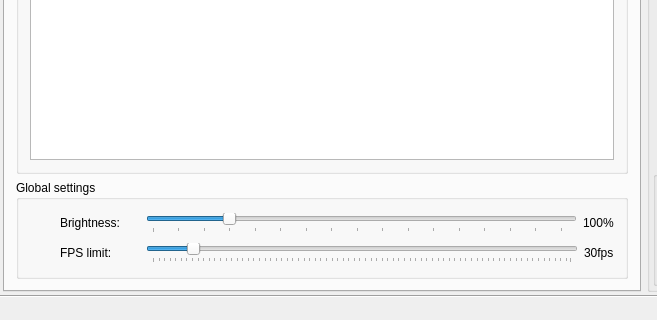
Before: the Qt Designer form mainwindow.ui in dev-0x7C6/led-frame, drawn with Qt 5; both pictures show x 0 to 657 and y 256 to 576 of the 1162 by 576 pixel window.
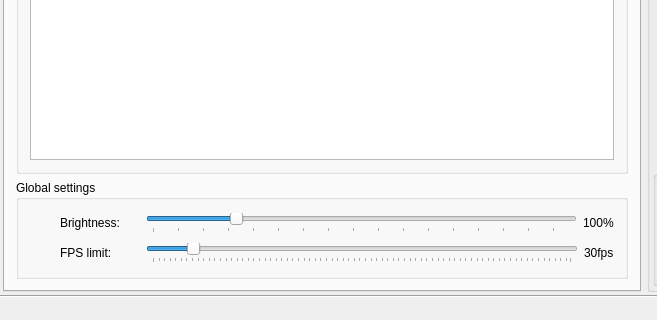
After: the same form once the commit is applied. Icons and pictures are not drawn. Custom widgets are drawn as their Qt base class.

Diff of the .ui file:
```diff
--- a/mainwindow.ui
+++ b/mainwindow.ui
@@ -6,8 +6,8 @@
    <rect>
     <x>0</x>
     <y>0</y>
-    <width>1091</width>
-    <height>565</height>
+    <width>1092</width>
+    <height>569</height>
    </rect>
   </property>
   <property name="sizePolicy">
@@ -159,7 +159,7 @@
                    <string>Tune led brightness</string>
                   </property>
                   <property name="minimum">
-                   <number>10</number>
+                   <number>1</number>
                   </property>
                   <property name="maximum">
                    <number>500</number>
```
Left out of the diff: 4 changed lines with no effect on the pictures.
